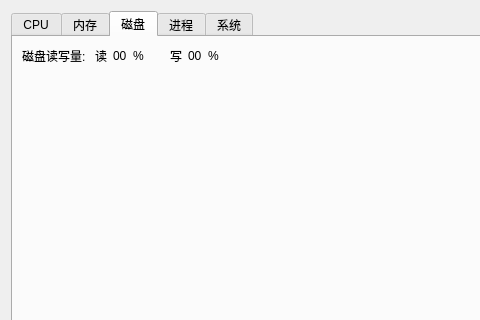
Old version of the form src/board.ui in the repository deepin-community/monitorBoard; both pictures show x 0 to 480 and y 0 to 320 of the 800 by 600 pixel window.
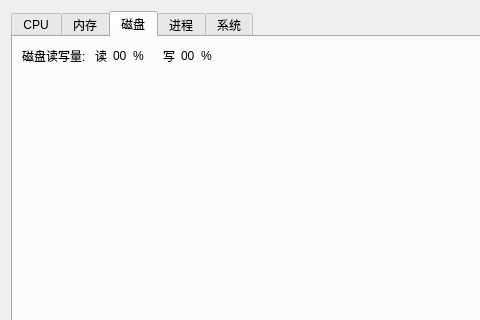
New version of the form. The open tabs and pages were chosen to show the change.

Commit message: feat: 获取内存使用率

What changed in the file:
```diff
--- a/src/board.ui
+++ b/src/board.ui
@@ -219,7 +219,7 @@
            <item>
             <widget class="QLabel" name="label_6">
              <property name="text">
-              <string>    </string>
+              <string/>
              </property>
             </widget>
            </item>
```
Left out of the diff: 2 changed lines with no effect on the pictures. The commit also changes 2 other files.
